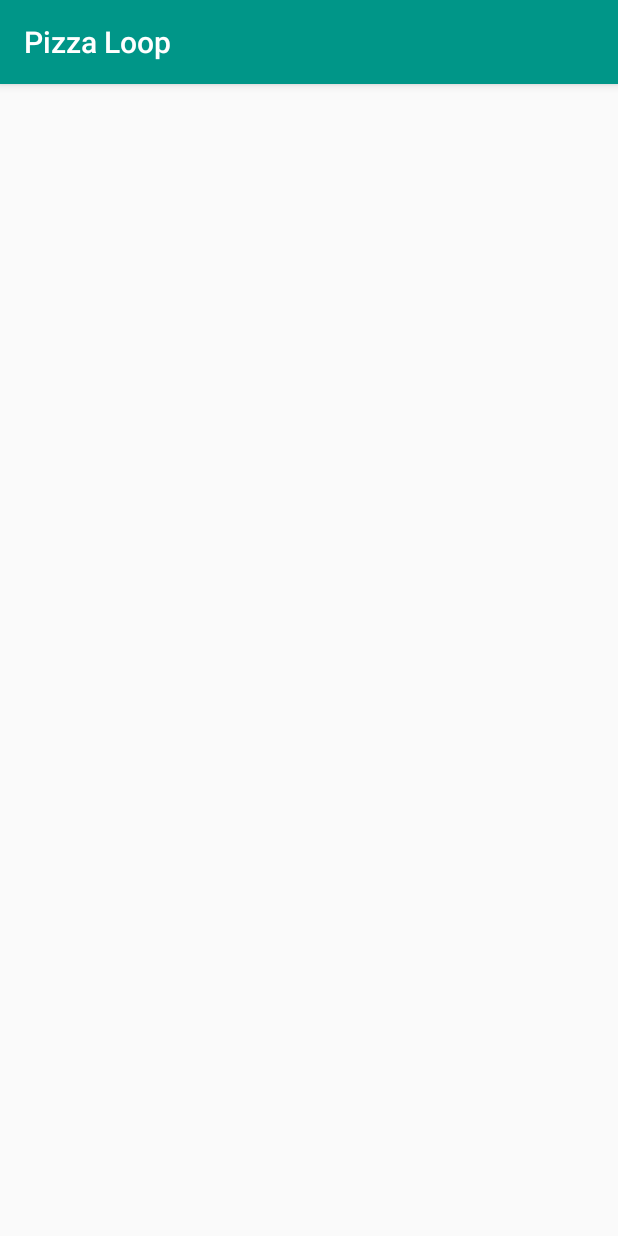
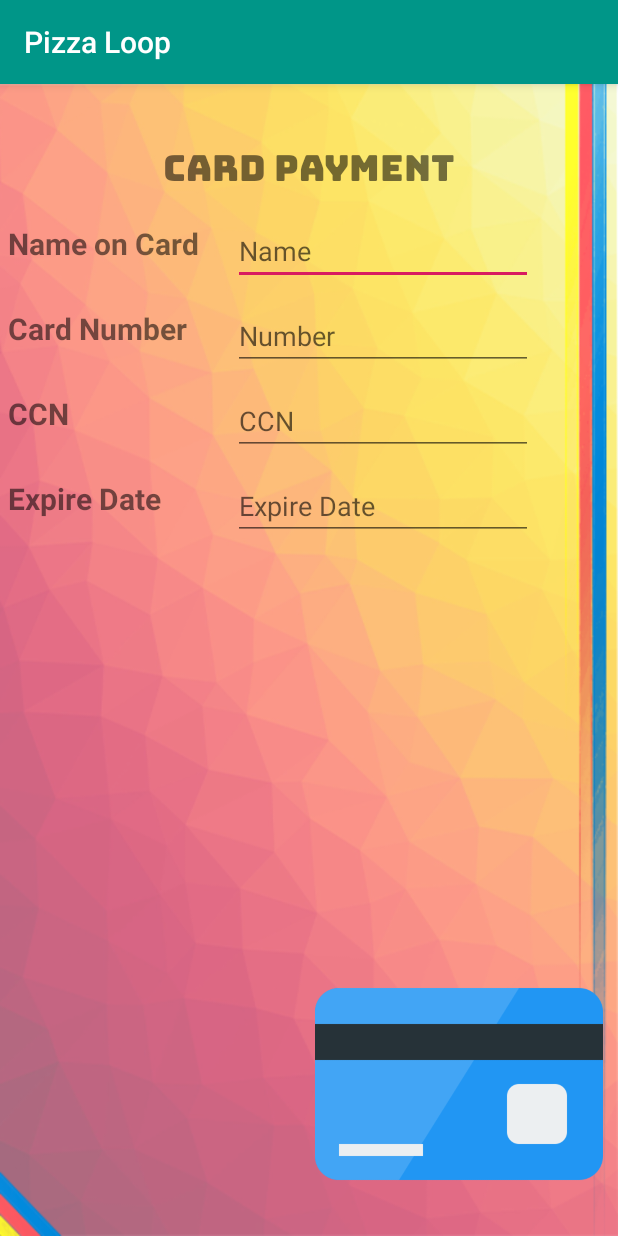
Before and after one commit to KeshDroid/PizzaLoop_CT048, an Android app: the CCPay screen opened directly, with no data from a screen before it, on a phone screen of 412 x 824 dp. Run offline under Robolectric (Android 15) with nearby library versions, the phone set to English and light mode, and no system bars; Roboto replaces fonts that are not available here.

Commit message:
payment CC

```diff
--- a/app/src/main/res/layout/activity_ccpay.xml
+++ b/app/src/main/res/layout/activity_ccpay.xml
@@ -1,9 +1,123 @@
 <?xml version="1.0" encoding="utf-8"?>
-<android.support.constraint.ConstraintLayout xmlns:android="http://schemas.android.com/apk/res/android"
+<RelativeLayout xmlns:android="http://schemas.android.com/apk/res/android"
     xmlns:app="http://schemas.android.com/apk/res-auto"
     xmlns:tools="http://schemas.android.com/tools"
     android:layout_width="match_parent"
     android:layout_height="match_parent"
-    tools:context=".CCPay">
+    tools:context=".CCPay"
+    android:padding="5dp"
+    android:background="@drawable/bg4">
 
-</android.support.constraint.ConstraintLayout>
+    <TextView
+        android:id="@+id/txtCP"
+        android:layout_width="258dp"
+        android:layout_height="52dp"
+        android:layout_alignParentTop="true"
+        android:layout_centerInParent="true"
+        android:text="      CARD PAYMENT"
+        android:textSize="24sp"
+        app:fontFamily="@font/bungee"
+        android:layout_marginTop="20dp"/>
+
+    <TextView
+        android:id="@+id/txtName"
+        android:layout_width="143dp"
+        android:layout_height="41dp"
+        android:layout_below="@id/txtCP"
+        android:text="Name on Card"
+        android:textSize="20sp"
+        android:textStyle="bold"
+        android:layout_marginTop="15dp"/>
+
+    <EditText
+        android:id="@+id/eTName"
+        android:layout_width="200dp"
+        android:layout_height="41dp"
+        android:ems="10"
+        android:inputType="textPersonName"
+        android:text=""
+        android:hint="Name"
+        android:layout_below="@id/txtCP"
+        android:layout_marginLeft="150dp"
+        android:layout_marginTop="15dp"
+        android:autofillHints="" />
+
+    <TextView
+        android:id="@+id/txtNumber"
+        android:layout_width="143dp"
+        android:layout_height="41dp"
+        android:layout_below="@id/txtName"
+        android:text="Card Number"
+        android:textSize="20sp"
+        android:textStyle="bold"
+        android:layout_marginTop="15dp"/>
+
+    <EditText
+        android:id="@+id/eTNumber"
+        android:layout_width="200dp"
+        android:layout_height="41dp"
+        android:ems="10"
+        android:inputType="textPersonName"
+        android:text=""
+        android:hint="Number"
+        android:layout_below="@id/eTName"
+        android:layout_marginLeft="150dp"
+        android:layout_marginTop="15dp"
+        android:autofillHints="" />
+
+    <TextView
+        android:id="@+id/txtCCN"
+        android:layout_width="143dp"
+        android:layout_height="41dp"
+        android:layout_below="@id/txtNumber"
+        android:text="CCN"
+        android:textSize="20sp"
+        android:textStyle="bold"
+        android:layout_marginTop="15dp"/>
+
+    <EditText
+        android:id="@+id/eTc"
+        android:layout_width="200dp"
+        android:layout_height="41dp"
+        android:ems="10"
+        android:inputType="textPersonName"
+        android:text=""
+        android:hint="CCN"
+        android:layout_below="@id/eTNumber"
+        android:layout_marginLeft="150dp"
+        android:layout_marginTop="15dp"
+        android:autofillHints="" />
+
+    <TextView
+        android:id="@+id/txtED"
+        android:layout_width="143dp"
+        android:layout_height="41dp"
+        android:layout_below="@id/txtCCN"
+        android:text="Expire Date"
+        android:textSize="20sp"
+        android:textStyle="bold"
+        android:layout_marginTop="15dp"/>
+
+    <EditText
+        android:id="@+id/eTExD"
+        android:layout_width="200dp"
+        android:layout_height="41dp"
+        android:ems="10"
+        android:inputType="textPersonName"
+        android:text=""
+        android:hint="Expire Date"
+        android:layout_below="@id/eTc"
+        android:layout_marginLeft="150dp"
+        android:layout_marginTop="15dp"
+        android:autofillHints="" />
+
+    <ImageView
+        android:id="@+id/imgCard"
+        android:layout_width="260dp"
+        android:layout_height="192dp"
+        android:layout_alignParentBottom="true"
+        android:layout_marginLeft="200dp"
+        android:layout_marginTop="25dp"
+        app:srcCompat="@drawable/credit" />
+
+</RelativeLayout>
```
Also changed, not shown: app/src/main/res/drawable/credit.png (added).
